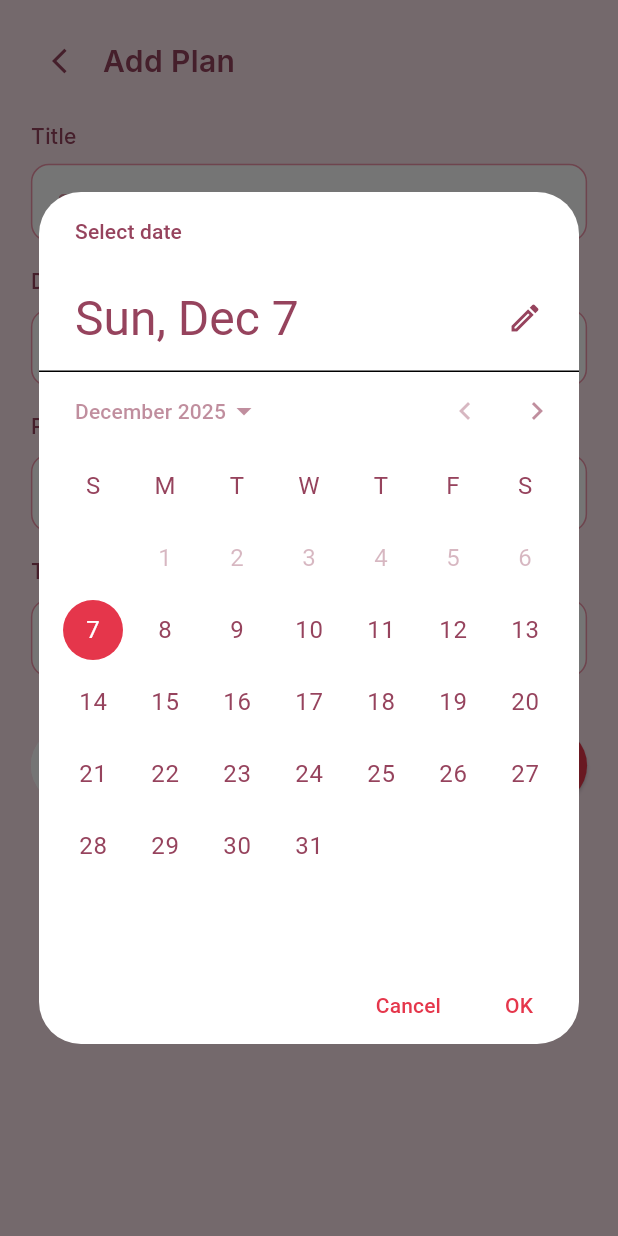
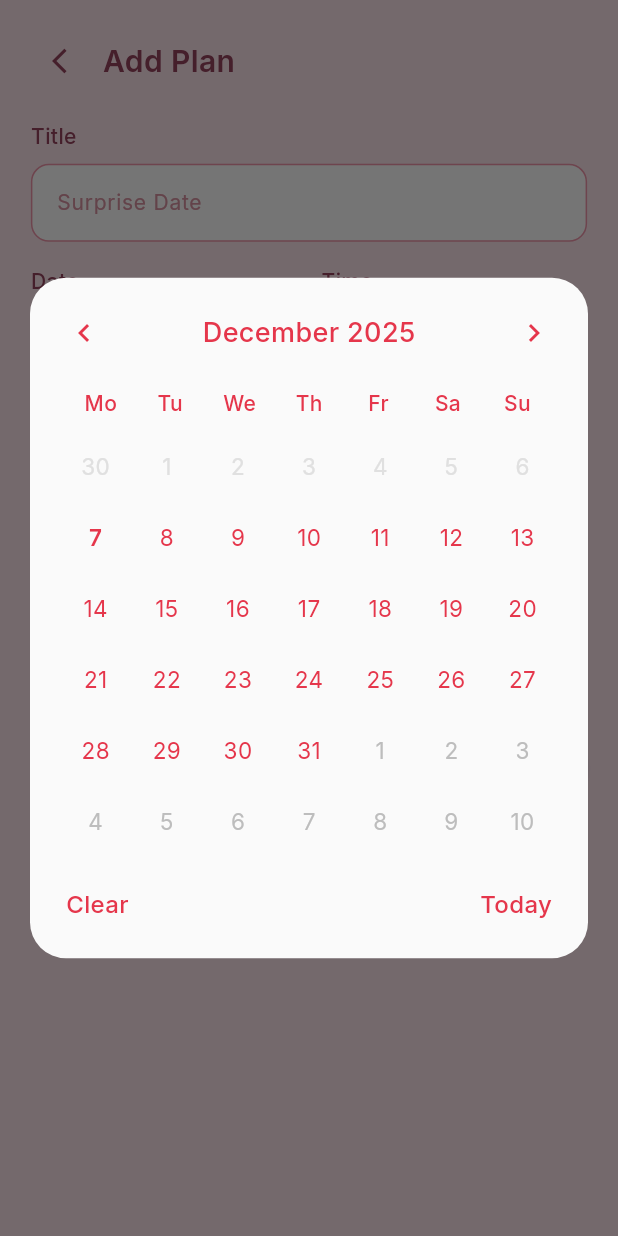
Before and after one commit to amarhumayunx/Love-Connect, a Flutter app: the AddPlanView screen opened directly, after a tap on an icon or button, on a phone screen of 412 x 824 dp. Run offline on Flutter 3.47's test engine with Material 3 defaults, Android fonts, the phone set to English and light mode, and no system bars; our stand-ins replace firebase_auth, firebase_core, firebase_database, firebase_storage, flutter_fortune_wheel, flutter_local_notifications and 13 more; missing offline and left inert: scratcher; accounts and stored records are empty; project files that could hold a hidden picture were left out.

Commit message:
new update

```diff
--- a/lib/core/services/local_storage_service.dart
+++ b/lib/core/services/local_storage_service.dart
@@ -215,7 +215,6 @@ class LocalStorageService {
         'privateJournal': prefs.getBool('privateJournal') ?? true,
         'hideLocation': prefs.getBool('hideLocation') ?? true,
         'romanticTheme': prefs.getBool('romanticTheme') ?? true,
-        'appLock': prefs.getBool('appLock') ?? false,
       };
     } catch (e) {
       return {
@@ -225,7 +224,6 @@ class LocalStorageService {
         'privateJournal': true,
         'hideLocation': true,
         'romanticTheme': true,
-        'appLock': false,
       };
     }
   }
@@ -392,7 +390,6 @@ class LocalStorageService {
     await prefs.remove('privateJournal');
     await prefs.remove('hideLocation');
     await prefs.remove('romanticTheme');
-    await prefs.remove('appLock');
     await prefs.remove(_currentUserIdKey);
   }
 
@@ -416,7 +413,6 @@ class LocalStorageService {
     await prefs.remove('privateJournal');
     await prefs.remove('hideLocation');
     await prefs.remove('romanticTheme');
-    await prefs.remove('appLock');
     await prefs.remove(_currentUserIdKey);
   }
 
--- a/lib/screens/add_plan/view/add_plan_view.dart
+++ b/lib/screens/add_plan/view/add_plan_view.dart
@@ -4,6 +4,7 @@ import 'package:get/get.dart';
 import 'package:google_fonts/google_fonts.dart';
 import 'package:love_connect/core/colors/app_colors.dart';
 import 'package:love_connect/screens/add_plan/view/widgets/add_plan_layout_metrics.dart';
+import 'package:love_connect/screens/add_plan/view/widgets/custom_date_picker.dart';
 import 'package:love_connect/screens/add_plan/view_model/add_plan_view_model.dart';
 import 'package:love_connect/screens/home/view_model/home_view_model.dart';
 import 'package:intl/intl.dart';
@@ -27,10 +28,9 @@ class _AddPlanViewState extends State<AddPlanView> {
   @override
   void initState() {
     super.initState();
-    viewModel = Get.put(AddPlanViewModel(
-      planId: widget.planId,
-      onCloseCallback: widget.onClose,
-    ));
+    viewModel = Get.put(
+      AddPlanViewModel(planId: widget.planId, onCloseCallback: widget.onClose),
+    );
 
     // Try to find HomeViewModel to check navigation source
     try {
@@ -78,28 +78,19 @@ class _AddPlanViewState extends State<AddPlanView> {
   }
 
   Future<void> _selectDate() async {
-    final picked = await showDatePicker(
+    await showDialog(
       context: context,
+      builder: (context) => CustomDatePicker(
         initialDate: viewModel.model.value.date,
         firstDate: DateTime.now(),
         lastDate: DateTime.now().add(const Duration(days: 365 * 2)),
-      builder: (context, child) {
-        return Theme(
-          data: Theme.of(context).copyWith(
-            colorScheme: ColorScheme.light(
-              primary: AppColors.primaryRed,
-              onPrimary: AppColors.white,
-              surface: AppColors.white,
-              onSurface: AppColors.primaryDark,
-            ),
-          ),
-          child: child!,
-        );
-      },
-    );
+        onDateSelected: (picked) {
           if (picked != null) {
             viewModel.updateDate(picked);
           }
+        },
+      ),
+    );
   }
 
   Future<void> _selectTime() async {
@@ -241,7 +232,9 @@ class _AddPlanViewState extends State<AddPlanView> {
               // Form
               Expanded(
                 child: SingleChildScrollView(
-                padding: EdgeInsets.symmetric(horizontal: metrics.cardPadding),
+                  padding: EdgeInsets.symmetric(
+                    horizontal: metrics.cardPadding,
+                  ),
                   child: Column(
                     crossAxisAlignment: CrossAxisAlignment.start,
                     children: [
@@ -304,13 +297,9 @@ class _AddPlanViewState extends State<AddPlanView> {
                       // Buttons
                       Row(
                         children: [
-                        Expanded(
-                          child: _buildCancelButton(metrics),
-                        ),
+                          Expanded(child: _buildCancelButton(metrics)),
                           SizedBox(width: metrics.sectionSpacing),
-                        Expanded(
-                          child: _buildSaveButton(metrics),
-                        ),
+                          Expanded(child: _buildSaveButton(metrics)),
                         ],
                       ),
                       SizedBox(height: metrics.sectionSpacing * 4),
@@ -347,10 +336,7 @@ class _AddPlanViewState extends State<AddPlanView> {
       decoration: BoxDecoration(
         color: AppColors.white,
         borderRadius: BorderRadius.circular(12),
-        border: Border.all(
-          color: AppColors.IdeaColorText,
-          width: 1,
-        ),
+        border: Border.all(color: AppColors.IdeaColorText, width: 1),
       ),
       child: TextField(
         controller: controller,
@@ -394,14 +380,9 @@ class _AddPlanViewState extends State<AddPlanView> {
         decoration: BoxDecoration(
           color: AppColors.white,
           borderRadius: BorderRadius.circular(12),
-          border: Border.all(
-            color: AppColors.IdeaColorText,
-            width: 1,
+          border: Border.all(color: AppColors.IdeaColorText, width: 1),
         ),
-        ),
-        padding: EdgeInsets.symmetric(
-          horizontal: metrics.cardPadding * 0.6,
-        ),
+        padding: EdgeInsets.symmetric(horizontal: metrics.cardPadding * 0.6),
         child: Row(
           mainAxisAlignment: MainAxisAlignment.spaceBetween,
           children: [
@@ -433,14 +414,9 @@ class _AddPlanViewState extends State<AddPlanView> {
         decoration: BoxDecoration(
           color: AppColors.white,
           borderRadius: BorderRadius.circular(12),
-          border: Border.all(
-            color: AppColors.IdeaColorText,
-            width: 1,
+          border: Border.all(color: AppColors.IdeaColorText, width: 1),
         ),
-        ),
-        padding: EdgeInsets.symmetric(
-          horizontal: metrics.cardPadding * 0.6,
-        ),
+        padding: EdgeInsets.symmetric(horizontal: metrics.cardPadding * 0.6),
         child: Row(
           mainAxisAlignment: MainAxisAlignment.spaceBetween,
           children: [
@@ -476,14 +452,9 @@ class _AddPlanViewState extends State<AddPlanView> {
         decoration: BoxDecoration(
           color: AppColors.white,
           borderRadius: BorderRadius.circular(12),
-          border: Border.all(
-            color: AppColors.IdeaColorText,
-            width: 1,
+          border: Border.all(color: AppColors.IdeaColorText, width: 1),
         ),
-        ),
-        padding: EdgeInsets.symmetric(
-          horizontal: metrics.cardPadding * 0.6,
-        ),
+        padding: EdgeInsets.symmetric(horizontal: metrics.cardPadding * 0.6),
         child: Row(
           mainAxisAlignment: MainAxisAlignment.spaceBetween,
           children: [
@@ -519,9 +490,7 @@ class _AddPlanViewState extends State<AddPlanView> {
       style: OutlinedButton.styleFrom(
         backgroundColor: Colors.white,
         side: const BorderSide(color: Colors.white),
-        shape: RoundedRectangleBorder(
-          borderRadius: BorderRadius.circular(34),
-        ),
+        shape: RoundedRectangleBorder(borderRadius: BorderRadius.circular(34)),
         minimumSize: Size(double.infinity, metrics.buttonHeight),
       ),
       child: Text(
--- /dev/null
+++ b/lib/screens/add_plan/view/widgets/custom_date_picker.dart
@@ -0,0 +1,357 @@
+import 'package:flutter/material.dart';
+import 'package:google_fonts/google_fonts.dart';
+import 'package:love_connect/core/colors/app_colors.dart';
+
+class CustomDatePicker extends StatefulWidget {
+  final DateTime initialDate;
+  final DateTime firstDate;
+  final DateTime lastDate;
+  final Function(DateTime?) onDateSelected;
+
+  const CustomDatePicker({
+    super.key,
+    required this.initialDate,
+    required this.firstDate,
+    required this.lastDate,
+    required this.onDateSelected,
+  });
+
+  @override
+  State<CustomDatePicker> createState() => _CustomDatePickerState();
+}
+
+class _CustomDatePickerState extends State<CustomDatePicker> {
+  late DateTime _selectedDate;
+  late DateTime _displayedMonth;
+  DateTime? _tempSelectedDate;
+
+  @override
+  void initState() {
+    super.initState();
+    _selectedDate = widget.initialDate;
+    _displayedMonth = DateTime(_selectedDate.year, _selectedDate.month);
+    _tempSelectedDate = _selectedDate;
+  }
+
+  void _previousMonth() {
+    setState(() {
+      _displayedMonth = DateTime(
+        _displayedMonth.year,
+        _displayedMonth.month - 1,
+      );
+    });
+  }
+
+  void _nextMonth() {
+    setState(() {
+      _displayedMonth = DateTime(
+        _displayedMonth.year,
+        _displayedMonth.month + 1,
+      );
+    });
+  }
+
+  void _selectDate(DateTime date) {
+    // Normalize dates to compare only year, month, day
+    final normalizedDate = DateTime(date.year, date.month, date.day);
+    final normalizedFirstDate = DateTime(
+      widget.firstDate.year,
+      widget.firstDate.month,
+      widget.firstDate.day,
+    );
+    final normalizedLastDate = DateTime(
+      widget.lastDate.year,
+      widget.lastDate.month,
+      widget.lastDate.day,
+    );
+
+    if (normalizedDate.isBefore(normalizedFirstDate) ||
+        normalizedDate.isAfter(normalizedLastDate)) {
+      return;
+    }
+    setState(() {
+      _tempSelectedDate = normalizedDate;
+    });
+    // Immediately confirm selection and close dialog
+    widget.onDateSelected(normalizedDate);
+    Navigator.of(context).pop();
+  }
+
+  void _clearSelection() {
+    setState(() {
+      _tempSelectedDate = null;
+    });
+    widget.onDateSelected(null);
+    Navigator.of(context).pop();
+  }
+
+  void _selectToday() {
+    final today = DateTime.now();
+    final todayDate = DateTime(today.year, today.month, today.day);
+    if (todayDate.isAfter(widget.firstDate.subtract(const Duration(days: 1))) &&
+        todayDate.isBefore(widget.lastDate.add(const Duration(days: 1)))) {
+      setState(() {
+        _tempSelectedDate = todayDate;
+      });
+      widget.onDateSelected(todayDate);
+      Navigator.of(context).pop();
+    }
+  }
+
+  List<DateTime> _getDaysInMonth() {
+    final firstDayOfMonth = DateTime(
+      _displayedMonth.year,
+      _displayedMonth.month,
+      1,
+    );
+    final lastDayOfMonth = DateTime(
+      _displayedMonth.year,
+      _displayedMonth.month + 1,
+      0,
+    );
+    final firstDayWeekday = firstDayOfMonth.weekday;
+
+    // Adjust to start from Monday (1 = Monday, 7 = Sunday)
+    final startOffset = firstDayWeekday == 7 ? 0 : firstDayWeekday;
+
+    List<DateTime> days = [];
+
+    // Add previous month's trailing days
+    final previousMonth = DateTime(
+      _displayedMonth.year,
+      _displayedMonth.month - 1,
+    );
+    final lastDayOfPreviousMonth = DateTime(
+      previousMonth.year,
+      previousMonth.month + 1,
+      0,
+    ).day;
+
+    for (int i = startOffset - 1; i >= 0; i--) {
+      days.add(
+        DateTime(
+          previousMonth.year,
+          previousMonth.month,
+          lastDayOfPreviousMonth - i,
+        ),
+      );
+    }
+
+    // Add current month's days
+    for (int day = 1; day <= lastDayOfMonth.day; day++) {
+      days.add(DateTime(_displayedMonth.year, _displayedMonth.month, day));
+    }
+
+    // Fill remaining cells to complete the grid (6 rows x 7 columns = 42 cells)
+    final remainingDays = 42 - days.length;
+    if (remainingDays > 0) {
+      for (int day = 1; day <= remainingDays; day++) {
+        days.add(
+          DateTime(_displayedMonth.year, _displayedMonth.month + 1, day),
+        );
+      }
+    }
+
+    return days;
+  }
+
+  bool _isCurrentMonth(DateTime date) {
+    return date.year == _displayedMonth.year &&
+        date.month == _displayedMonth.month;
+  }
+
+  bool _isSelected(DateTime date) {
+    if (_tempSelectedDate == null) return false;
+    return date.year == _tempSelectedDate!.year &&
+        date.month == _tempSelectedDate!.month &&
+        date.day == _tempSelectedDate!.day;
+  }
+
+  bool _isToday(DateTime date) {
+    final today = DateTime.now();
+    return date.year == today.year &&
+        date.month == today.month &&
+        date.day == today.day;
+  }
+
+  String _getMonthYearText() {
+    final months = [
+      'January',
+      'February',
+      'March',
+      'April',
+      'May',
+      'June',
+      'July',
+      'August',
+      'September',
+      'October',
+      'November',
+      'December',
+    ];
+    return '${months[_displayedMonth.month - 1]} ${_displayedMonth.year}';
+  }
+
+  @override
+  Widget build(BuildContext context) {
+    final days = _getDaysInMonth();
+    final dayLabels = ['Mo', 'Tu', 'We', 'Th', 'Fr', 'Sa', 'Su'];
+
+    return Dialog(
+      backgroundColor: Colors.transparent,
+      insetPadding: const EdgeInsets.symmetric(horizontal: 20),
+      child: Container(
+        decoration: BoxDecoration(
+          color: const Color(
+            0xFFFAFAFA,
+          ), // Very light gray/off-white background
+          borderRadius: BorderRadius.circular(24),
+        ),
+        padding: const EdgeInsets.all(24),
+        child: Column(
+          mainAxisSize: MainAxisSize.min,
+          children: [
+            // Header with month/year and navigation arrows
+            Row(
+              mainAxisAlignment: MainAxisAlignment.spaceBetween,
+              children: [
+                GestureDetector(
+                  onTap: _previousMonth,
+                  child: Icon(
+                    Icons.chevron_left,
+                    color: AppColors.primaryRed,
+                    size: 24,
+                  ),
+                ),
+                Text(
+                  _getMonthYearText(),
+                  style: GoogleFonts.inter(
+                    fontSize: 18,
+                    fontWeight: FontWeight.w500,
+                    color: AppColors.primaryRed,
+                  ),
+                ),
+                GestureDetector(
+                  onTap: _nextMonth,
+                  child: Icon(
+                    Icons.chevron_right,
+                    color: AppColors.primaryRed,
+                    size: 24,
+                  ),
+                ),
+              ],
+            ),
+            const SizedBox(height: 24),
+
+            // Day labels row
+            Row(
+              mainAxisAlignment: MainAxisAlignment.spaceAround,
+              children: dayLabels.map((label) {
+                return Expanded(
+                  child: Center(
+                    child: Text(
+                      label,
+                      style: GoogleFonts.inter(
+                        fontSize: 14,
+                        fontWeight: FontWeight.w500,
+                        color: AppColors.primaryRed,
+                      ),
+                    ),
+                  ),
+                );
+              }).toList(),
+            ),
+            const SizedBox(height: 12),
+
+            // Calendar grid
+            GridView.builder(
+              shrinkWrap: true,
+              physics: const NeverScrollableScrollPhysics(),
+              gridDelegate: const SliverGridDelegateWithFixedCrossAxisCount(
+                crossAxisCount: 7,
+                childAspectRatio: 1.0,
+                mainAxisSpacing: 8,
+                crossAxisSpacing: 8,
+              ),
+              itemCount: 42,
+              itemBuilder: (context, index) {
+                final date = days[index];
+                final isCurrentMonth = _isCurrentMonth(date);
+                final isSelected = _isSelected(date);
+                // Normalize dates for comparison
+                final normalizedDate = DateTime(
+                  date.year,
+                  date.month,
+                  date.day,
+                );
+                final normalizedFirstDate = DateTime(
+                  widget.firstDate.year,
+                  widget.firstDate.month,
+                  widget.firstDate.day,
+                );
+                final normalizedLastDate = DateTime(
+                  widget.lastDate.year,
+                  widget.lastDate.month,
+                  widget.lastDate.day,
+                );
+                final isDisabled =
+                    normalizedDate.isBefore(normalizedFirstDate) ||
+                    normalizedDate.isAfter(normalizedLastDate);
+
+                return GestureDetector(
+                  onTap: isDisabled ? null : () => _selectDate(date),
+                  child: Center(
+                    child: Text(
+                      '${date.day}',
+                      style: GoogleFonts.inter(
+                        fontSize: 15,
+                        fontWeight: isSelected
+                            ? FontWeight.w600
+                            : FontWeight.normal,
+                        color: isDisabled
+                            ? Colors.grey.shade300
+                            : isCurrentMonth
+                            ? AppColors.primaryRed
+                            : Colors.grey.shade400,
+                      ),
+                    ),
+                  ),
+                );
+              },
+            ),
+            const SizedBox(height: 24),
+
+            // Footer with Clear and Today buttons
+            Row(
+              mainAxisAlignment: MainAxisAlignment.spaceBetween,
+              children: [
+                GestureDetector(
+                  onTap: _clearSelection,
+                  child: Text(
+                    'Clear',
+                    style: GoogleFonts.inter(
+                      fontSize: 16,
+                      fontWeight: FontWeight.w500,
+                      color: AppColors.primaryRed,
+                    ),
+                  ),
+                ),
+                GestureDetector(
+                  onTap: _selectToday,
+                  child: Text(
+                    'Today',
+                    style: GoogleFonts.inter(
+                      fontSize: 16,
+                      fontWeight: FontWeight.w500,
+                      color: AppColors.primaryRed,
+                    ),
+                  ),
+                ),
+              ],
+            ),
+          ],
+        ),
+      ),
+    );
+  }
+}
--- a/lib/screens/profile/view_model/profile_view_model.dart
+++ b/lib/screens/profile/view_model/profile_view_model.dart
@@ -165,7 +165,6 @@ class ProfileViewModel extends GetxController {
       'privateJournal': true,
       'hideLocation': true,
       'romanticTheme': true,
-      'appLock': false,
     };
   }
 
--- a/pubspec.yaml
+++ b/pubspec.yaml
@@ -38,6 +38,7 @@ dependencies:
   package_info_plus: ^9.0.0
   image_picker: ^1.0.7
   permission_handler: ^11.3.0
+  local_auth: ^2.3.0
 
   # Local notifications
   flutter_local_notifications: ^19.5.0
```
Also changed, not shown: lib/screens/home/view/main_navigation_view.dart (+2 -6 lines), lib/screens/profile/view/profile_view.dart (+26 -89 lines), pubspec.lock, 3 other files. Lines whose indentation alone changed are shown as unchanged.
